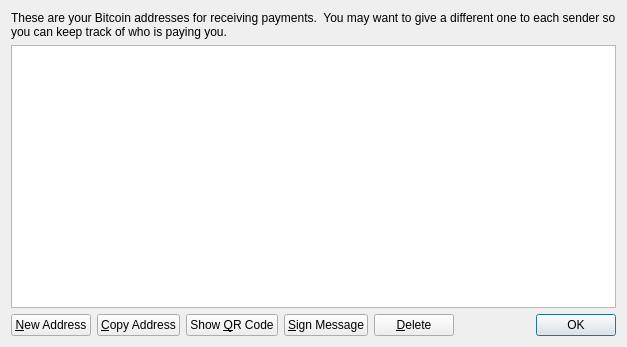
Above: src/qt/forms/addressbookpage.ui from raffermeko/bitcoin before the change. Below: the same form after it.
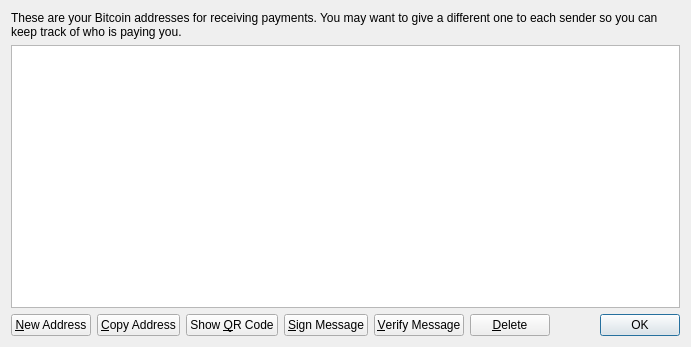
That is the form after the change. Icons and pictures are not drawn.

Commit message: GUI: merge sign/verify message into a single window with tabbed UI

The edit to the form file:
```diff
--- a/src/qt/forms/addressbookpage.ui
+++ b/src/qt/forms/addressbookpage.ui
@@ -6,7 +6,7 @@
    <rect>
     <x>0</x>
     <y>0</y>
-    <width>627</width>
+    <width>691</width>
     <height>347</height>
    </rect>
   </property>
@@ -17,10 +17,10 @@
    <item>
     <widget class="QLabel" name="labelExplanation">
      <property name="text">
-      <string>These are your Bitcoin addresses for receiving payments.  You may want to give a different one to each sender so you can keep track of who is paying you.</string>
+      <string>These are your Bitcoin addresses for receiving payments. You may want to give a different one to each sender so you can keep track of who is paying you.</string>
      </property>
      <property name="textFormat">
-      <enum>Qt::AutoText</enum>
+      <enum>Qt::PlainText</enum>
      </property>
      <property name="wordWrap">
       <bool>true</bool>
@@ -110,6 +110,20 @@
        </property>
       </widget>
      </item>
+     <item>
+      <widget class="QPushButton" name="verifyMessage">
+       <property name="toolTip">
+        <string>Verify a message to ensure it was signed with a specified Bitcoin address</string>
+       </property>
+       <property name="text">
+        <string>&amp;Verify Message</string>
+       </property>
+       <property name="icon">
+        <iconset resource="../bitcoin.qrc">
+         <normaloff>:/icons/transaction_0</normaloff>:/icons/transaction_0</iconset>
+       </property>
+      </widget>
+     </item>
      <item>
       <widget class="QPushButton" name="deleteButton">
        <property name="toolTip">
```
Left out of the diff: 2 changed lines with no effect on the pictures. The commit also changes 14 other files.
